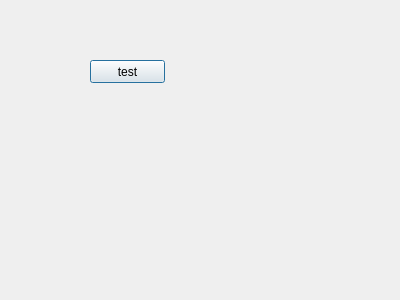
Before: the Qt Designer form mailhelp/dialog.ui in hechengjin/QtDemo, drawn with Qt 5.
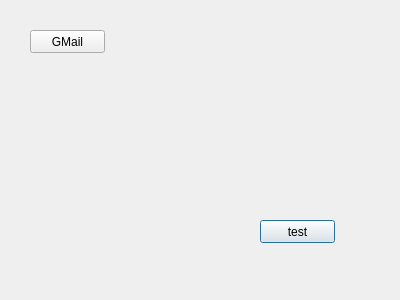
After: the same form once the commit is applied.

Diff of the .ui file:
```diff
--- a/mailhelp/dialog.ui
+++ b/mailhelp/dialog.ui
@@ -16,8 +16,8 @@
   <widget class="QPushButton" name="pushButton">
    <property name="geometry">
     <rect>
-     <x>90</x>
-     <y>60</y>
+     <x>260</x>
+     <y>220</y>
      <width>75</width>
      <height>23</height>
     </rect>
@@ -26,6 +26,19 @@
     <string>test</string>
    </property>
   </widget>
+  <widget class="QPushButton" name="pushButton_Gmail">
+   <property name="geometry">
+    <rect>
+     <x>30</x>
+     <y>30</y>
+     <width>75</width>
+     <height>23</height>
+    </rect>
+   </property>
+   <property name="text">
+    <string>GMail</string>
+   </property>
+  </widget>
  </widget>
  <layoutdefault spacing="6" margin="11"/>
  <resources/>
```
